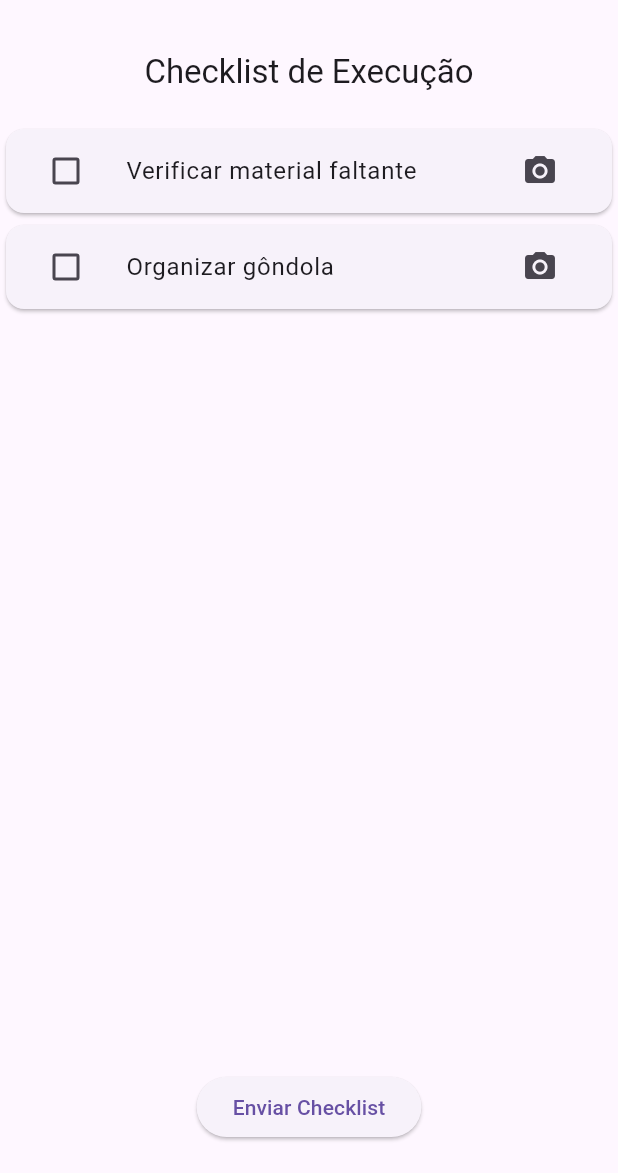
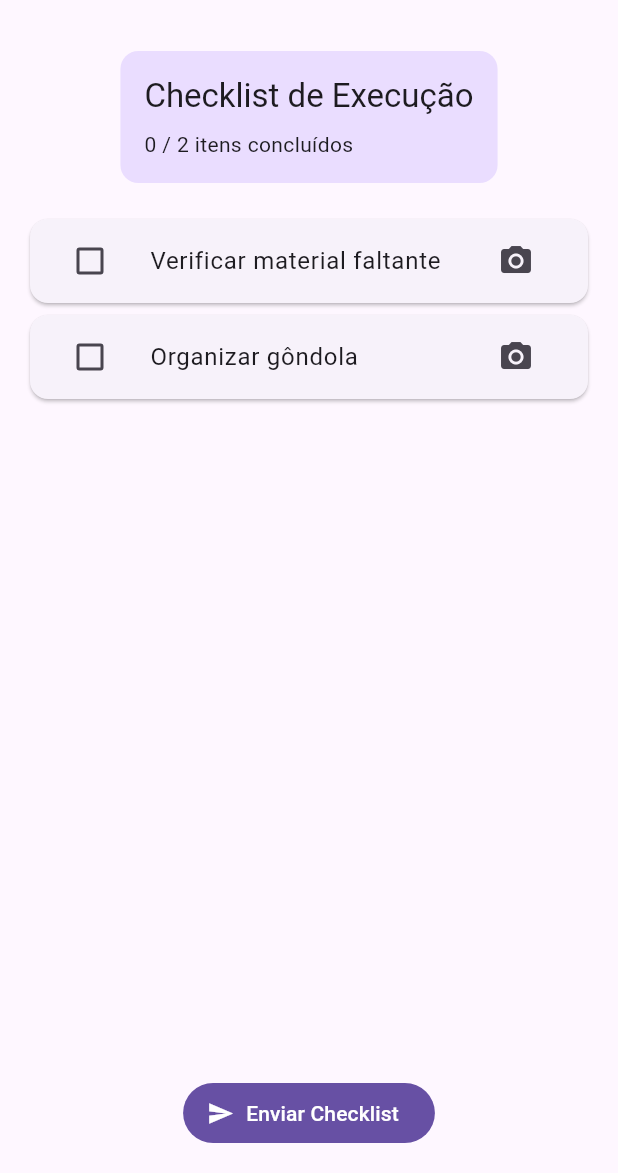
Before and after one commit to GuusAndrade/sittrade-checklist-app, a Flutter app: the screen it shows after launch, on a phone screen of 412 x 824 dp, the part 63-1236 px from its top. Run offline on Flutter 3.47's test engine with Material 3 defaults, Android fonts, the phone set to English and light mode, and no system bars; our stand-ins replace equatable, flutter_bloc.

Commit message:
feat(checklist): enhance _ChecklistList layout with completed item count and improved styling

```diff
--- a/lib/src/modules/checklist/presentation/pages/checklist_page.dart
+++ b/lib/src/modules/checklist/presentation/pages/checklist_page.dart
@@ -101,21 +101,44 @@ class ChecklistItemTile extends StatelessWidget {
 class _ChecklistList extends StatelessWidget {
   final Checklist checklist;
 
-  const _ChecklistList({required this.checklist});
+  const _ChecklistList({
+    required this.checklist,
+  });
 
   @override
   Widget build(BuildContext context) {
+    final completedCount =
+        checklist.items.where((item) => item.checked).length;
+
     return Column(
       children: [
         Padding(
-          padding: const EdgeInsets.all(20),
-          child: Text(
-            checklist.title,
-            style: Theme.of(context).textTheme.titleLarge,
+          padding: const EdgeInsets.all(16),
+          child: Card(
+            elevation: 0,
+            color: Theme.of(context).colorScheme.primaryContainer,
+            child: Padding(
+              padding: const EdgeInsets.all(16),
+              child: Column(
+                crossAxisAlignment: CrossAxisAlignment.start,
+                children: [
+                  Text(
+                    checklist.title,
+                    style: Theme.of(context).textTheme.titleLarge,
+                  ),
+                  const SizedBox(height: 8),
+                  Text(
+                    '$completedCount / ${checklist.items.length} itens concluídos',
+                    style: Theme.of(context).textTheme.bodyMedium,
+                  ),
+                ],
+              ),
+            ),
           ),
         ),
         Expanded(
           child: ListView.builder(
+            padding: const EdgeInsets.symmetric(horizontal: 16),
             itemCount: checklist.items.length,
             itemBuilder: (context, index) {
               final item = checklist.items[index];
@@ -124,15 +147,20 @@ class _ChecklistList extends StatelessWidget {
             },
           ),
         ),
-        Padding(
-          padding: const EdgeInsets.all(20),
-          child: ElevatedButton(
-            onPressed: () {
-              context.read<ChecklistBloc>().add(const SubmitChecklist());
-            },
-            child: const Text('Enviar Checklist'),
+        SafeArea(
+          child: Padding(
+            padding: const EdgeInsets.all(16),
+            child: FilledButton.icon(
+              icon: const Icon(Icons.send),
+              label: const Text('Enviar Checklist'),
+              onPressed: () {
+                context
+                    .read<ChecklistBloc>()
+                    .add(const SubmitChecklist());
+              },
+            ),
           ),
-        ),
+        )
       ],
     );
   }
```
